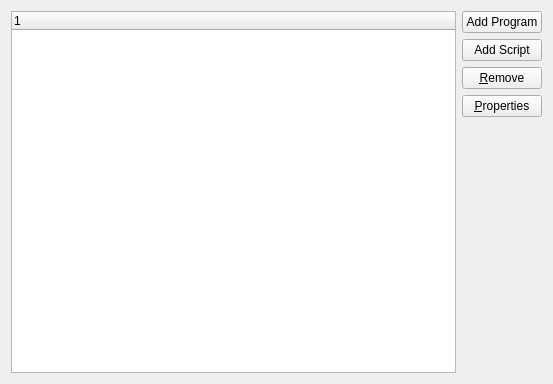
The window that kcontrol/autostart/autostartconfig.ui (mgottschlag/kwin-tiling) describes before a commit, drawn with Qt 5.
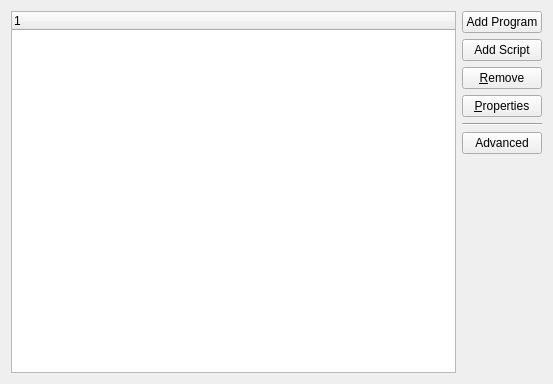
The same window after the commit.

Commit message: Add advanced dialogbox to specify if we want to specify that we autostart only in kde

Diff of the .ui file:
```diff
--- a/kcontrol/autostart/autostartconfig.ui
+++ b/kcontrol/autostart/autostartconfig.ui
@@ -10,7 +10,7 @@
    </rect>
   </property>
   <layout class="QGridLayout" name="gridLayout" >
-   <item rowspan="5" row="0" column="0" >
+   <item rowspan="7" row="0" column="0" >
     <widget class="QTreeWidget" name="listCMD" >
      <property name="showDropIndicator" stdset="0" >
       <bool>false</bool>
@@ -53,7 +53,7 @@
      </property>
     </widget>
    </item>
-   <item row="4" column="1" >
+   <item row="6" column="1" >
     <spacer>
      <property name="orientation" >
       <enum>Qt::Vertical</enum>
@@ -66,6 +66,20 @@
      </property>
     </spacer>
    </item>
+   <item row="4" column="1" >
+    <widget class="Line" name="line" >
+     <property name="orientation" >
+      <enum>Qt::Horizontal</enum>
+     </property>
+    </widget>
+   </item>
+   <item row="5" column="1" >
+    <widget class="QPushButton" name="btnAdvanced" >
+     <property name="text" >
+      <string>Advanced</string>
+     </property>
+    </widget>
+   </item>
   </layout>
  </widget>
  <resources/>
```
The commit also changes 4 other files.
